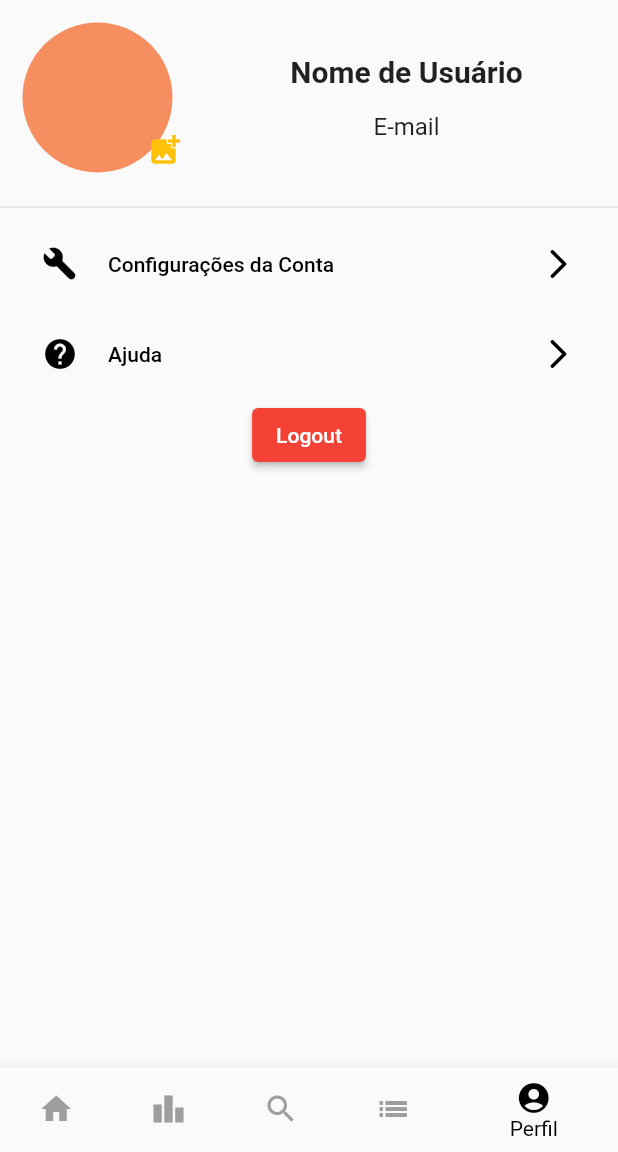
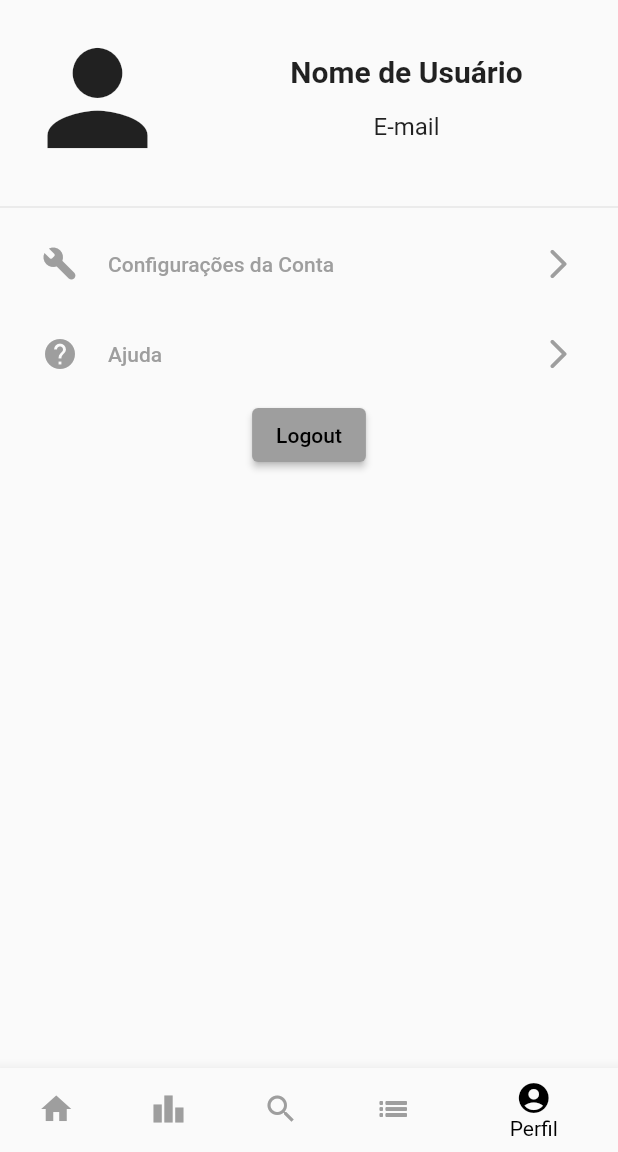
Before and after one commit to gcrz/app-animeros, a Flutter app: the screen it shows after launch, item 5 of the bottom bar chosen, on a phone screen of 412 x 824 dp, the part 84-1236 px from its top. Run offline on Flutter 3.47's test engine with Material 2 defaults, Android fonts, the phone set to English and light mode, and no system bars; our stand-ins replace fl_chart, shared_preferences; network calls fail.

Commit message:
Correção de cores e ícone de usuário inserido

```diff
--- a/app_animeros/lib/custom_theme.dart
+++ b/app_animeros/lib/custom_theme.dart
@@ -5,7 +5,7 @@ import 'package:flutter/material.dart';
 class Styles {
   static ThemeData themeData(bool isDarkTheme, BuildContext context) {
     return ThemeData(
-      primarySwatch: Colors.red,
+      primarySwatch: Colors.grey,
       primaryColor: isDarkTheme ? Colors.black : Colors.white,
       backgroundColor: isDarkTheme ? Colors.black : Color(0xffF1F5FB),
       indicatorColor: isDarkTheme ? Color(0xff0E1D36) : Color(0xffCBDCF8),
@@ -20,7 +20,8 @@ class Styles {
       textTheme: TextTheme(
           bodyText1:
               TextStyle(color: isDarkTheme ? Colors.white : Colors.black)),
-      cardColor: isDarkTheme ? Color(0xFF151515) : Colors.white,
+      cardColor:
+          isDarkTheme ? Color(0xFF151515) : Color.fromRGBO(30, 250, 51, 1),
       canvasColor: isDarkTheme ? Color(0xFF2F323A) : Colors.grey[50],
       brightness: isDarkTheme ? Brightness.dark : Brightness.light,
       buttonTheme: Theme.of(context).buttonTheme.copyWith(
--- a/app_animeros/lib/view/screens/homepage.dart
+++ b/app_animeros/lib/view/screens/homepage.dart
@@ -52,7 +52,7 @@ class MyHomePage extends StatelessWidget {
               padding: EdgeInsets.all(10),
               child: Card(
                   shadowColor: Colors.black,
-                  color: Colors.blue,
+                  // color: Colors.blue,
                   elevation: 10,
                   child: InkWell(
                     onTap: () {
--- a/app_animeros/lib/view/screens/user_profile_screens/user_profile.dart
+++ b/app_animeros/lib/view/screens/user_profile_screens/user_profile.dart
@@ -50,23 +50,10 @@ class _UserProfileState extends State<UserProfile> {
         height: 100,
         width: 100,
         child: Stack(clipBehavior: Clip.none, fit: StackFit.expand, children: [
-          CircleAvatar(
-            backgroundColor: Color.fromRGBO(246, 142, 95, 1),
+          Icon(
+            Icons.person,
+            size: 100,
           ),
-          Positioned(
-              right: -10,
-              bottom: 0,
-              child: SizedBox(
-                height: 35,
-                width: 35,
-                child: TextButton(
-                  onPressed: () {},
-                  child: Icon(
-                    Icons.add_photo_alternate,
-                    color: Colors.amber,
-                  ),
-                ),
-              ))
         ]),
       ),
     );
@@ -77,8 +64,8 @@ class _UserProfileState extends State<UserProfile> {
       height: 60,
       child: TextButton(
         style: TextButton.styleFrom(
-          primary: Colors.black,
-        ),
+            // primary: Colors.black,
+            ),
         child: Row(
           children: [
             Padding(
@@ -106,8 +93,8 @@ class _UserProfileState extends State<UserProfile> {
       height: 60,
       child: TextButton(
         style: TextButton.styleFrom(
-          primary: Colors.black,
-        ),
+            // primary: Colors.black,
+            ),
         child: Row(
           children: [
             Padding(
```
Also changed, not shown: app_animeros/lib/view/screens/anime_list/anime_page.dart (+10 -10 lines), app_animeros/lib/view/screens/statistics.dart (+8 -4 lines).
